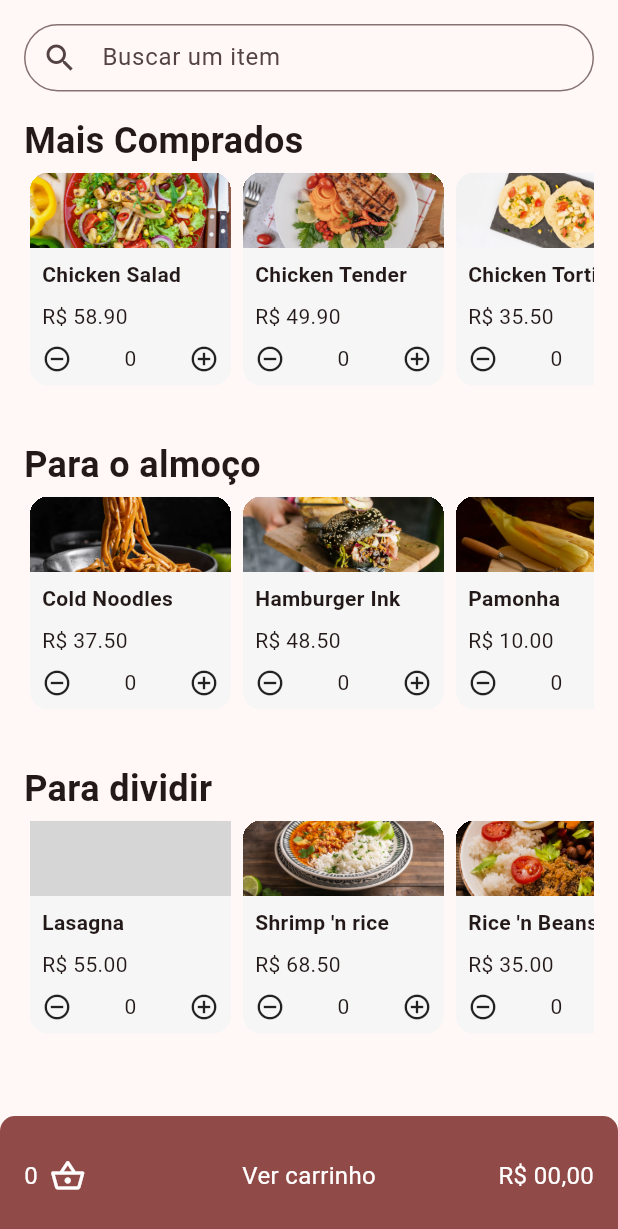
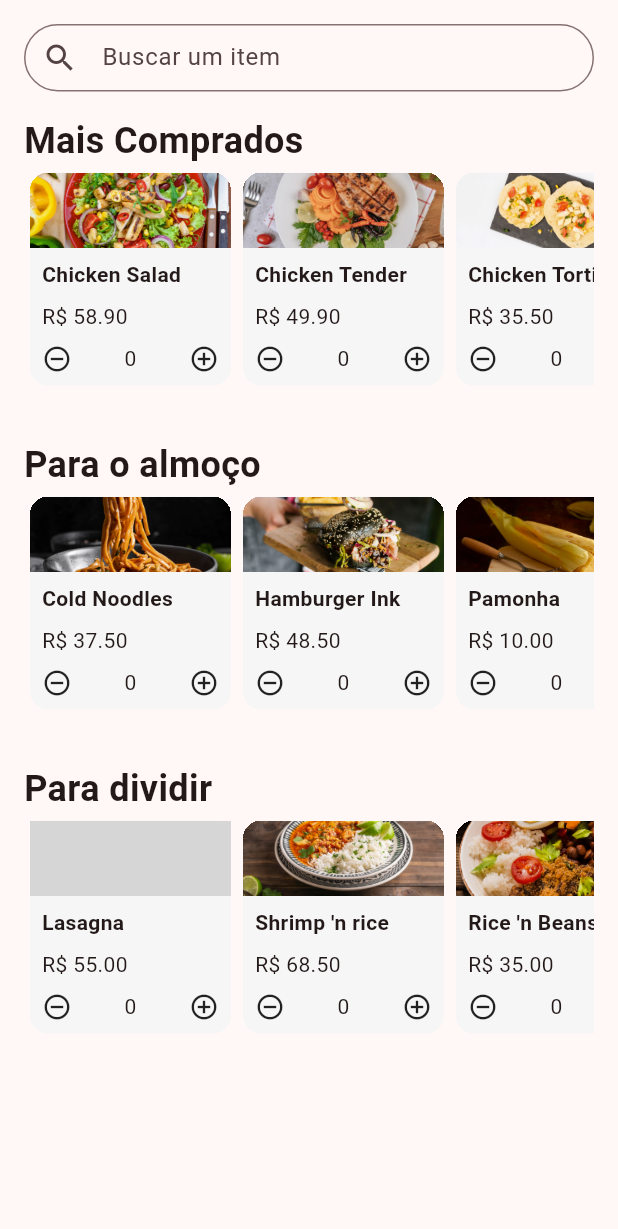
Before and after one commit to biduzilla/flutter_mobx, a Flutter app: the screen it shows after launch, after a tap on the "remove circle outline" icon, on a phone screen of 412 x 824 dp. Shown: the top 1229 px of the screen. Run offline on Flutter 3.47's test engine with Material 2 defaults, Android fonts, the phone set to English and light mode, and no system bars; our stand-ins replace flutter_mobx, mobx; generated files the repository leaves out were written again; grey boxes are pictures that could not be loaded.

Commit message:
implementado melhorias carrinho store

```diff
--- a/lib/components/cartao.dart
+++ b/lib/components/cartao.dart
@@ -42,7 +42,9 @@ class Cartao extends StatelessWidget {
                     padding: EdgeInsets.only(bottom: 8.0),
                     child: Text("R\$ ${item.preco.toStringAsFixed(2)}"),
                   ),
-                  Contador(),
+                  Contador(
+                    item: item,
+                  ),
                 ],
               ),
             ),
--- a/lib/components/contador.dart
+++ b/lib/components/contador.dart
@@ -1,13 +1,18 @@
 import 'package:flutter/material.dart';
+import 'package:mobxFlutter/model/item.dart';
+import 'package:mobxFlutter/store/carrinho_store.dart';
 import 'package:mobxFlutter/store/item_store.dart';
 import 'package:flutter_mobx/flutter_mobx.dart';
+import 'package:provider/provider.dart';
 
 class Contador extends StatelessWidget {
-  Contador({Key? key}) : super(key: key);
+  Contador({Key? key, required this.item}) : super(key: key);
+  final Item item;
 
   final ItemStore itemStore = ItemStore();
   @override
   Widget build(BuildContext context) {
+    final carrinhoStore = Provider.of<CarrinhoStore>(context, listen: false);
     return Observer(
       builder: (_) => Row(
         mainAxisAlignment: MainAxisAlignment.spaceBetween,
@@ -16,6 +21,7 @@ class Contador extends StatelessWidget {
             borderRadius: BorderRadius.circular(20),
             onTap: () {
               itemStore.removeItem();
+              carrinhoStore.removeCarrinho(item);
             },
             child: const Icon(
               Icons.remove_circle_outline,
@@ -27,6 +33,7 @@ class Contador extends StatelessWidget {
             borderRadius: BorderRadius.circular(20),
             onTap: () {
               itemStore.addItem();
+              carrinhoStore.addCarrinho(item);
             },
             child: const Icon(
               Icons.add_circle_outline,
--- a/lib/main.dart
+++ b/lib/main.dart
@@ -1,6 +1,8 @@
 import 'package:flutter/material.dart';
 import 'package:mobxFlutter/screens/checkout.dart';
 import 'package:mobxFlutter/screens/home.dart';
+import 'package:mobxFlutter/store/carrinho_store.dart';
+import 'package:provider/provider.dart';
 
 void main() {
   runApp(MyApp());
@@ -18,7 +20,10 @@ class MyApp extends StatelessWidget {
             seedColor: Color.fromARGB(255, 255, 83, 83),
           ),
           useMaterial3: true),
-      home: Home(),
+      home: Provider(
+        create: (_) => CarrinhoStore(),
+        child: Home(),
+      ),
     );
   }
 }
--- a/lib/screens/home.dart
+++ b/lib/screens/home.dart
@@ -1,7 +1,10 @@
 import 'package:flutter/material.dart';
+import 'package:flutter_mobx/flutter_mobx.dart';
 import 'package:mobxFlutter/components/categoria_text.dart';
 import 'package:mobxFlutter/components/item_list.dart';
 import 'package:mobxFlutter/components/search_input.dart';
+import 'package:mobxFlutter/store/carrinho_store.dart';
+import 'package:provider/provider.dart';
 
 class Home extends StatelessWidget {
   Home({super.key});
@@ -10,6 +13,8 @@ class Home extends StatelessWidget {
 
   @override
   Widget build(BuildContext context) {
+    final carrinhoStore = Provider.of<CarrinhoStore>(context, listen: false);
+
     return SafeArea(
       child: Scaffold(
         body: CustomScrollView(
@@ -38,14 +43,17 @@ class Home extends StatelessWidget {
               hasScrollBody: false,
               child: Align(
                 alignment: Alignment.bottomCenter,
-                child: InkWell(
+                child: Observer(
+                    builder: (_) => !carrinhoStore.isListVazia
+                        ? InkWell(
                             onTap: () {},
                             child: Ink(
                               width: double.infinity,
                               height: 80,
                               padding: const EdgeInsets.all(16.0),
                               decoration: BoxDecoration(
-                        color: Theme.of(context).colorScheme.surfaceTint,
+                                  color:
+                                      Theme.of(context).colorScheme.surfaceTint,
                                   borderRadius: const BorderRadius.vertical(
                                       top: Radius.circular(10))),
                               child: Stack(
@@ -55,9 +63,10 @@ class Home extends StatelessWidget {
                                     child: Row(
                                       children: [
                                         Padding(
-                                  padding: const EdgeInsets.only(right: 8.0),
+                                            padding: const EdgeInsets.only(
+                                                right: 8.0),
                                             child: Text(
-                                    "0",
+                                              "${carrinhoStore.qtdItens}",
                                               style: TextStyle(
                                                 fontSize: 16,
                                                 color: Theme.of(context)
@@ -68,7 +77,9 @@ class Home extends StatelessWidget {
                                         Icon(
                                           Icons.shopping_basket_outlined,
                                           size: 24,
-                                color: Theme.of(context).colorScheme.onPrimary,
+                                          color: Theme.of(context)
+                                              .colorScheme
+                                              .onPrimary,
                                         ),
                                       ],
                                     ),
@@ -79,7 +90,9 @@ class Home extends StatelessWidget {
                                       "Ver carrinho",
                                       style: TextStyle(
                                           fontSize: 16,
-                                color: Theme.of(context).colorScheme.onPrimary),
+                                          color: Theme.of(context)
+                                              .colorScheme
+                                              .onPrimary),
                                     ),
                                   ),
                                   Align(
@@ -88,13 +101,16 @@ class Home extends StatelessWidget {
                                       "R\$ 00,00",
                                       style: TextStyle(
                                           fontSize: 16,
-                                color: Theme.of(context).colorScheme.onPrimary),
+                                          color: Theme.of(context)
+                                              .colorScheme
+                                              .onPrimary),
                                     ),
                                   ),
                                 ],
                               ),
                             ),
-                ),
+                          )
+                        : Container()),
               ),
             )
           ],
--- a/lib/store/item_store.dart
+++ b/lib/store/item_store.dart
@@ -14,7 +14,7 @@ abstract class ItemStoreBase with Store {
 
   @action
   void removeItem() {
-    if (valorCount < 0) {
+    if (valorCount > 0) {
       valorCount--;
     }
   }
```
Also changed, not shown: lib/store/carrinho_store.dart (+12 -7 lines), lib/store/carrinho_store.g.dart. Lines whose indentation alone changed are shown as unchanged.
